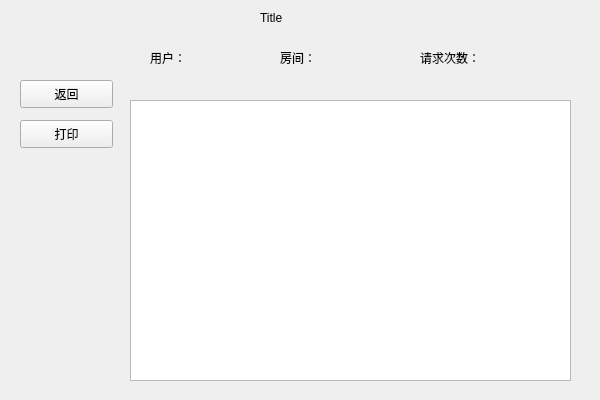
First picture: the form in server/recordswindow.ui, repository dyzsr/se2019hotel, before the edit.
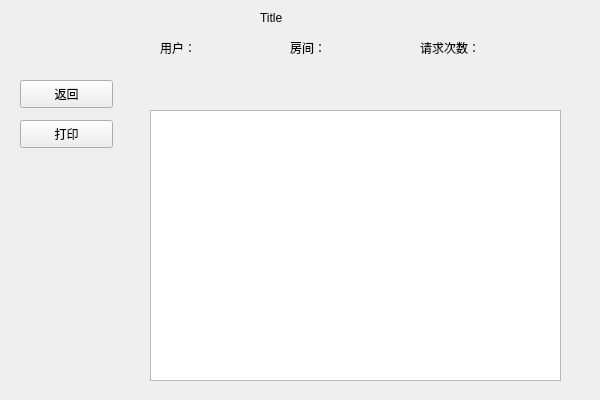
Second picture: the form after the edit.

```diff
--- a/server/recordswindow.ui
+++ b/server/recordswindow.ui
@@ -13,74 +13,6 @@
   <property name="windowTitle">
    <string>Form</string>
   </property>
-  <widget class="QWidget" name="widget_detailedBill" native="true">
-   <property name="geometry">
-    <rect>
-     <x>130</x>
-     <y>40</y>
-     <width>441</width>
-     <height>341</height>
-    </rect>
-   </property>
-   <widget class="QListWidget" name="listWidget_db">
-    <property name="geometry">
-     <rect>
-      <x>0</x>
-      <y>60</y>
-      <width>441</width>
-      <height>281</height>
-     </rect>
-    </property>
-   </widget>
-   <widget class="QLabel" name="lb_user_db">
-    <property name="geometry">
-     <rect>
-      <x>20</x>
-      <y>10</y>
-      <width>101</width>
-      <height>16</height>
-     </rect>
-    </property>
-    <property name="text">
-     <string>用户：</string>
-    </property>
-   </widget>
-   <widget class="QLabel" name="lb_room_db">
-    <property name="geometry">
-     <rect>
-      <x>150</x>
-      <y>10</y>
-      <width>101</width>
-      <height>16</height>
-     </rect>
-    </property>
-    <property name="text">
-     <string>房间：</string>
-    </property>
-   </widget>
-   <widget class="QLabel" name="lb_times_db">
-    <property name="geometry">
-     <rect>
-      <x>290</x>
-      <y>10</y>
-      <width>141</width>
-      <height>16</height>
-     </rect>
-    </property>
-    <property name="autoFillBackground">
-     <bool>false</bool>
-    </property>
-    <property name="frameShadow">
-     <enum>QFrame::Plain</enum>
-    </property>
-    <property name="text">
-     <string>请求次数：</string>
-    </property>
-    <property name="wordWrap">
-     <bool>false</bool>
-    </property>
-   </widget>
-  </widget>
   <widget class="QPushButton" name="bt_return">
    <property name="geometry">
     <rect>
@@ -120,6 +52,64 @@
     <string>Title</string>
    </property>
   </widget>
+  <widget class="QLabel" name="lb_times_db">
+   <property name="geometry">
+    <rect>
+     <x>420</x>
+     <y>40</y>
+     <width>141</width>
+     <height>16</height>
+    </rect>
+   </property>
+   <property name="autoFillBackground">
+    <bool>false</bool>
+   </property>
+   <property name="frameShadow">
+    <enum>QFrame::Plain</enum>
+   </property>
+   <property name="text">
+    <string>请求次数：</string>
+   </property>
+   <property name="wordWrap">
+    <bool>false</bool>
+   </property>
+  </widget>
+  <widget class="QLabel" name="lb_room_db">
+   <property name="geometry">
+    <rect>
+     <x>290</x>
+     <y>40</y>
+     <width>101</width>
+     <height>16</height>
+    </rect>
+   </property>
+   <property name="text">
+    <string>房间：</string>
+   </property>
+  </widget>
+  <widget class="QLabel" name="lb_user_db">
+   <property name="geometry">
+    <rect>
+     <x>160</x>
+     <y>40</y>
+     <width>101</width>
+     <height>16</height>
+    </rect>
+   </property>
+   <property name="text">
+    <string>用户：</string>
+   </property>
+  </widget>
+  <widget class="QListWidget" name="listWidget_db">
+   <property name="geometry">
+    <rect>
+     <x>150</x>
+     <y>110</y>
+     <width>411</width>
+     <height>271</height>
+    </rect>
+   </property>
+  </widget>
  </widget>
  <resources/>
  <connections/>
```
